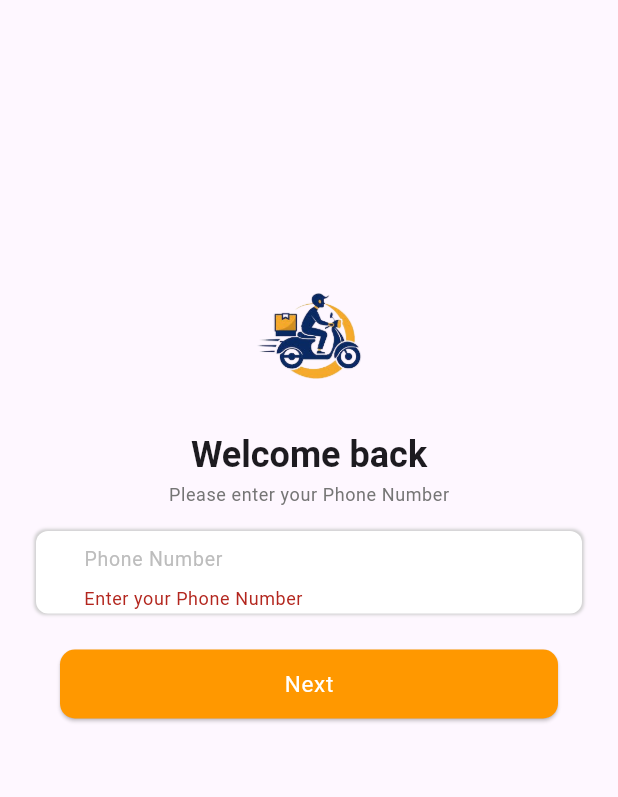
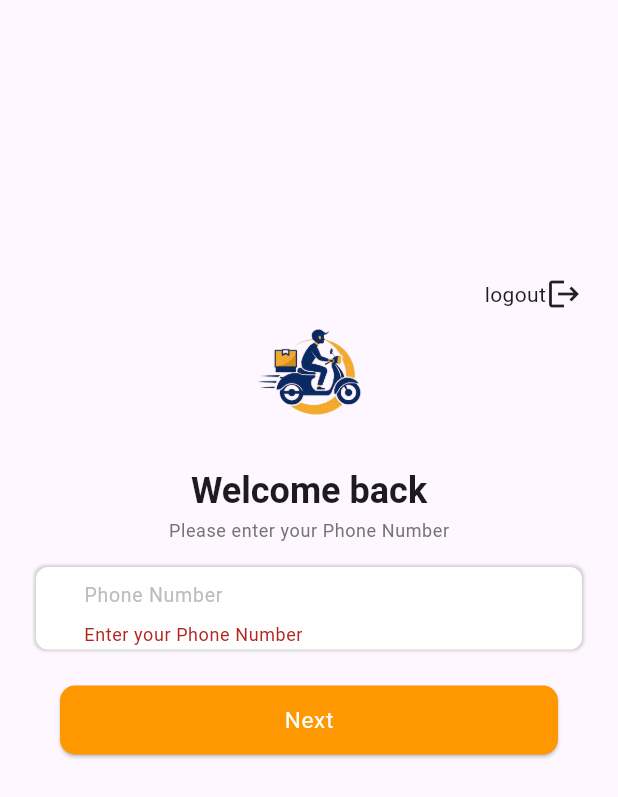
Before and after one commit to ai-rayhan/eCourier360--Django-API-Based, a Flutter app: the VerifyPhoneScreen screen opened by its route, after a tap on "Next", on a phone screen of 412 x 824 dp. Shown: the top 797 px of the screen. Run offline on Flutter 3.47's test engine with Material 3 defaults, Android fonts, the phone set to English and light mode, and no system bars; our stand-ins replace connectivity_plus, device_preview, flutter_easyloading, fluttertoast, get, image_picker and 6 more; missing offline and left inert: easy_autocomplete, flutter_paypal; accounts and stored records are empty; network calls fail.

Commit message:
27-08-24

```diff
--- a/lib/data/helper/initial_route.dart
+++ b/lib/data/helper/initial_route.dart
@@ -21,7 +21,7 @@ class InitialRoute{
   static void  checkInitialRoute(){
   final OnBoardingController onboardController = Get.find<OnBoardingController>();
   final AuthController authController = Get.find<AuthController>();
-      if (authController.isTokenNotNull && onboardController.isSeeOnboard && !authController.isPhoneVerifiedUser) {
+      if (authController.isTokenNotNull && onboardController.isSeeOnboard && authController.isPhoneVerifiedUser) {
         _checkUserPanel();
     }
     else if (authController.isTokenNotNull && onboardController.isSeeOnboard && !authController.isPhoneVerifiedUser) {
@@ -36,9 +36,9 @@ class InitialRoute{
 
  static void  loggedInRoute(){
   final AuthController authController = Get.find<AuthController>();
-  if(authController.isTokenNotNull && !authController.isPhoneVerifiedUser){
+  if(authController.isTokenNotNull && authController.isPhoneVerifiedUser){
     _checkUserPanel();
-  }else if(authController.isPhoneVerifiedUser){
+  }else if(!authController.isPhoneVerifiedUser){
       Get.offAllNamed(RoutePath.verifyphone);
   }else{
     Get.snackbar("Wrong", "Something went wrong");
--- a/lib/data/models/sms_provider_model.dart
+++ b/lib/data/models/sms_provider_model.dart
@@ -6,6 +6,7 @@ class SmsProvider {
   final String? fromNumber;
   final String? apiKey;
   final String? senderId;
+  final bool status;
 
   SmsProvider({
     required this.id,
@@ -15,6 +16,7 @@ class SmsProvider {
     this.fromNumber,
     this.apiKey,
     this.senderId,
+    required this.status,
   });
 
   factory SmsProvider.fromJson(Map<String, dynamic> json) {
@@ -26,6 +28,7 @@ class SmsProvider {
       fromNumber: json['from_number'],
       apiKey: json['api_key'],
       senderId: json['sender_id'],
+      status: json['status'],
     );
   }
 
@@ -38,6 +41,7 @@ class SmsProvider {
       'from_number': fromNumber,
       'api_key': apiKey,
       'sender_id': senderId,
+      'status': status,
     };
   }
 }
--- a/lib/data/utility/urls.dart
+++ b/lib/data/utility/urls.dart
@@ -1,7 +1,7 @@
 class Urls {
   // static const String baseUrl = 'http://192.168.0.193:8000/api';//Base API URL
-  // static const String baseUrl = 'http://10.0.2.2:8000/api';//Base API URL
-  static const String siteUrl = 'https://courier.2ndhandmarketbd.com/test2';//Base API URL
+  // static const String siteUrl = 'http://10.0.2.2:8000';//Base API URL
+  static const String siteUrl = 'https://courier.2ndhandmarketbd.com/python12';//Base API URL
   static  String get apiUrl => '$siteUrl/api';
 
   static String signin = '$apiUrl/signin/';
@@ -14,6 +14,9 @@ class Urls {
   // static String createMerchant = '$baseUrl/merchants/create/';
   static String addShop = '$apiUrl/merchants/allshop/';
   static String shopList = '$apiUrl/merchants/shop/';
+
+
+
   static String updateShop(int id) =>'$apiUrl/merchants/shop-update/$id/';
   static String sendOtpToPhone = '$apiUrl/send-otp/';
   static String verifyPhoneOtp = '$apiUrl/verifyphone-otp/';
--- a/lib/presentation/state_holders/merchant_controller.dart
+++ b/lib/presentation/state_holders/merchant_controller.dart
@@ -149,7 +149,7 @@ class MerchantController extends GetxController {
   Future<bool> activateMerchant() async {
     _inProgress = true;
     update();
-     final  NetworkCallerReturnObject response =await DynamicPostRequest.execute(Urls.merchantActivate, token: AuthController.token,{
+     final  NetworkCallerReturnObject response =await DynamicPutRequest.execute(Urls.merchantActivate, token: AuthController.token,{
          "status":selectedStatus,
          "merchant_ids":merchantIDList
 
--- a/lib/presentation/state_holders/otp_time_decrease_controller.dart
+++ b/lib/presentation/state_holders/otp_time_decrease_controller.dart
@@ -3,7 +3,7 @@ import 'dart:async';
 import 'package:get/get.dart';
 
 class OtpTimeDecreaseController extends GetxController {
-  int countdown = 300;
+  int countdown = 60;
   bool buttonEnabled = false;
   late Timer timer;
 
@@ -22,6 +22,7 @@ class OtpTimeDecreaseController extends GetxController {
 
   void countStart() {
     if (countdown == 0) {
+      countdown=60;
       buttonEnabled = false;
       update();
     }
--- a/lib/presentation/state_holders/parcel_summary_controller.dart
+++ b/lib/presentation/state_holders/parcel_summary_controller.dart
@@ -13,7 +13,7 @@ class ParcelSummaryController extends GetxController {
   String _errorMessage = '';
   String get errorMessage => _errorMessage;
 
-  late ParcelSummary parcelSummary;
+  ParcelSummary? parcelSummary;
   Future<bool> getMerchantParcelSummary(int merchantId) async {
     _inProgress = true;
     showloading('Loading..');
--- a/lib/presentation/state_holders/sms_provider_controller.dart
+++ b/lib/presentation/state_holders/sms_provider_controller.dart
@@ -25,7 +25,7 @@ class SmsProviderController extends GetxController {
     }
   }
 
-  Future<bool> updateSMSProvider(Map<String,String> data, int id) async {
+  Future<bool> updateSMSProvider(Map<String,dynamic> data, int id) async {
     showloading('Loading..');
     final success = await _repository.updateSmsProvider(data, id);
     if (success) {
@@ -54,7 +54,7 @@ class SmsProviderRepository {
 
   Future<bool> updateSmsProvider(Map<String, dynamic> data, int id) async {
     final NetworkCallerReturnObject response = await DynamicPutRequest.execute(
-      "${Urls.smsProvider}/$id/",
+      "${Urls.smsProvider}$id/",
       token: AuthController.token,
       data,
     );
--- a/lib/presentation/ui/screens/common_module/auth/verify_phone_screen.dart
+++ b/lib/presentation/ui/screens/common_module/auth/verify_phone_screen.dart
@@ -1,3 +1,5 @@
+import 'package:e_courier_360/presentation/state_holders/auth_controller.dart';
+import 'package:e_courier_360/presentation/state_holders/main_bottom_nav_controller.dart';
 import 'package:e_courier_360/presentation/state_holders/send_phone_otp_controller.dart';
 import 'package:e_courier_360/presentation/ui/widgets/common/app_logo.dart';
 import 'package:e_courier_360/presentation/ui/widgets/common/input_card.dart';
@@ -29,6 +31,15 @@ class _VerifyPhoneScreenState extends State<VerifyPhoneScreen> {
                 const SizedBox(
                   height: 160,
                 ),
+                  GestureDetector(
+                  onTap:(){
+                     Get.find<MainBottomNavController>().changeIndex(0);
+                      AuthController.clearAuthData();
+                      Get.offAllNamed(RoutePath.initial);
+                  },
+                  child: Row(
+                    mainAxisAlignment: MainAxisAlignment.end,
+                    children: [Text("logout"),Icon(Icons.logout)],)),
                 const AppLogo(
                   height: 80,
                 ),
@@ -84,7 +95,7 @@ class _VerifyPhoneScreenState extends State<VerifyPhoneScreen> {
                                         await controller.sendOtpToPhone(
                                             _phoneTEController.text.trim());
                                     if (result) {
-                                       Get.toNamed(RoutePath.verifyOtp,arguments:{'phone':_phoneTEController.text,'updatepass':args});
+                                       Get.offAllNamed(RoutePath.verifyOtp,arguments:{'phone':_phoneTEController.text,'updatepass':args});
                                     } else {
                                       Get.showSnackbar(
                                         GetSnackBar(
--- a/lib/presentation/ui/widgets/settings/settings_card.dart
+++ b/lib/presentation/ui/widgets/settings/settings_card.dart
@@ -1,3 +1,4 @@
+
 import 'package:e_courier_360/presentation/utility/app_colors.dart';
 import 'package:flutter/material.dart';
 
--- a/lib/routes/app_pages.dart
+++ b/lib/routes/app_pages.dart
@@ -7,7 +7,7 @@ import 'package:e_courier_360/presentation/ui/screens/admin_panel/bottom_navigat
 import 'package:e_courier_360/presentation/ui/screens/common_module/auth/application_submitted_screen.dart';
 import 'package:e_courier_360/presentation/ui/screens/common_module/auth/login_screen.dart';
 import 'package:e_courier_360/presentation/ui/screens/common_module/auth/password_update_screen.dart';
-import 'package:e_courier_360/presentation/ui/screens/common_module/auth/splash_screen.dart';
+import 'package:e_courier_360/presentation/ui/screens/common_module/splash/splash_screen.dart';
 import 'package:e_courier_360/presentation/ui/screens/common_module/auth/verify_otp_screen.dart';
 import 'package:e_courier_360/presentation/ui/screens/common_module/auth/verify_phone_screen.dart';
 import 'package:e_courier_360/presentation/ui/screens/common_module/onboard/onboard_screen.dart';
```
Also changed, not shown: lib/presentation/ui/screens/admin_panel/merchants_screen/merchant_details_screen.dart (+5 -2 lines), lib/presentation/ui/screens/admin_panel/settings_screen/system_settings/sms_setup/sms_setup_screen.dart (+21 -21 lines), lib/presentation/ui/screens/common_module/auth/login_screen.dart (+4 -4 lines), lib/presentation/ui/screens/common_module/auth/signup_screen.dart (renamed from lib/presentation/ui/screens/common_module/splash/signup_screen.dart, +6 -6 lines), lib/presentation/ui/screens/common_module/auth/verify_otp_screen.dart (+9 -5 lines), lib/presentation/ui/screens/common_module/splash/splash_screen.dart (renamed from lib/presentation/ui/screens/common_module/auth/splash_screen.dart).
